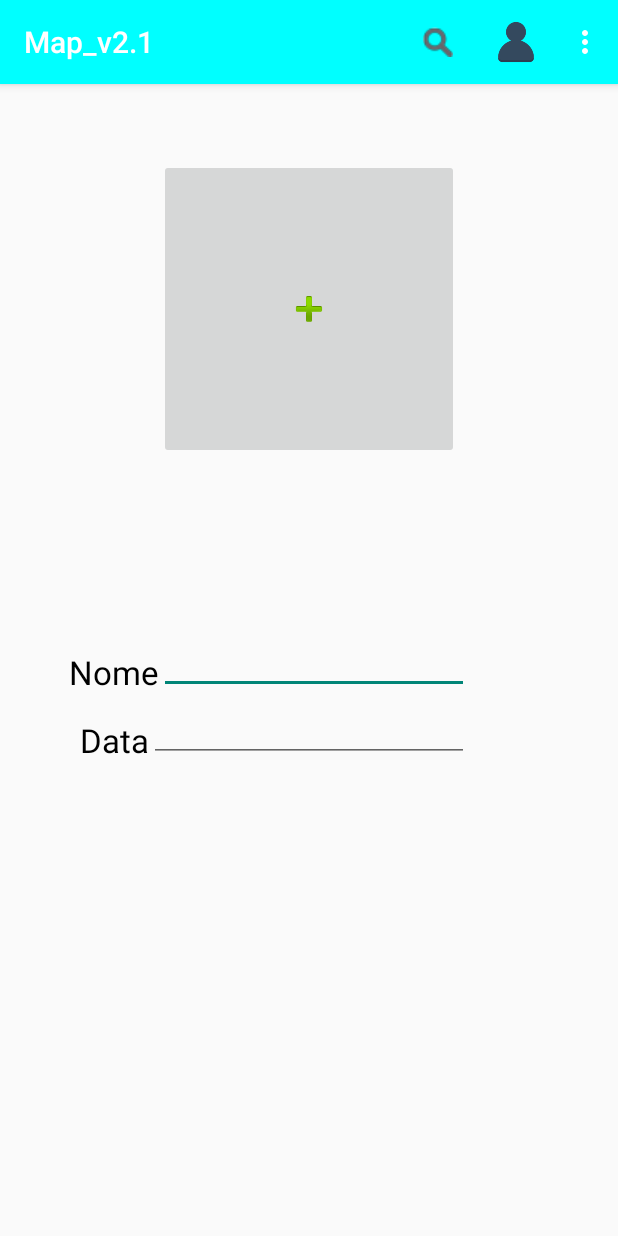
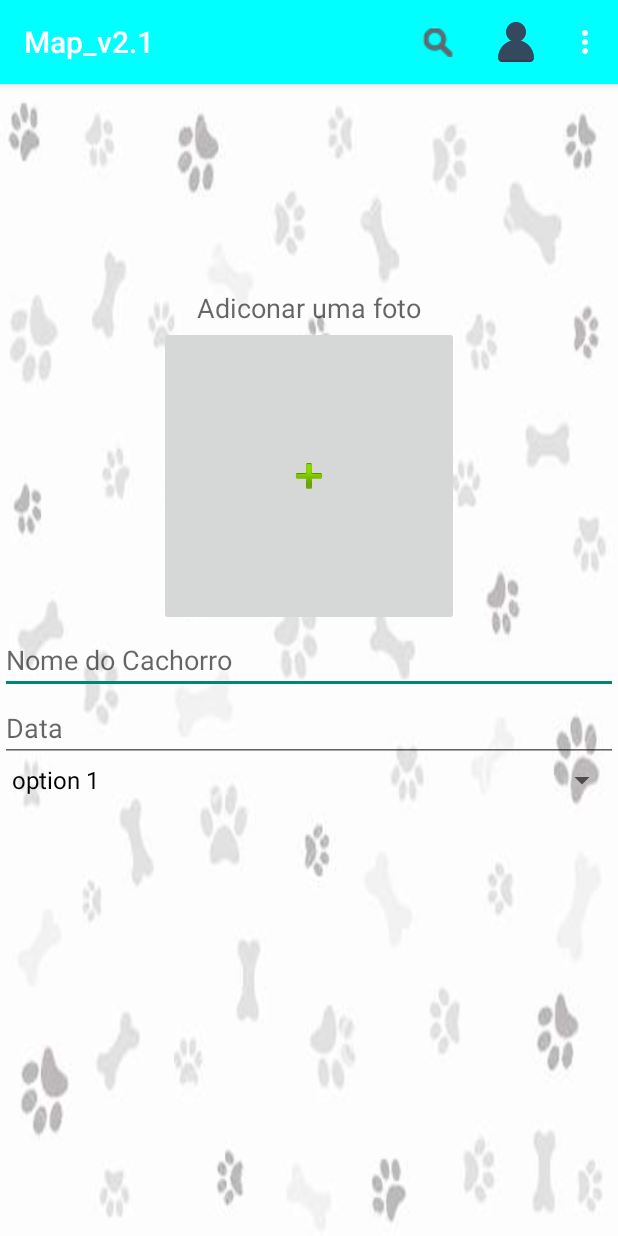
Before and after one commit to EndriwMichel/ForDog2.1, an Android app: the CadDog screen opened directly, with no data from a screen before it, on a phone screen of 412 x 824 dp. Run offline under Robolectric (Android 15) with nearby library versions, the phone set to English and light mode, and no system bars.

Commit message:
Commit tela de cadastro
uma pequena comitada da tela de cadastro

```diff
--- a/Map_v2.1/app/src/main/java/com/example/endriw/map_v21/CadDog.java
+++ b/Map_v2.1/app/src/main/java/com/example/endriw/map_v21/CadDog.java
@@ -1,14 +1,20 @@
 package com.example.endriw.map_v21;
 
+import android.app.DatePickerDialog;
 import android.os.Bundle;
 import android.support.v7.app.AppCompatActivity;
 import android.support.v7.widget.Toolbar;
 import android.view.Menu;
 import android.view.MenuItem;
+import android.widget.ArrayAdapter;
+import android.widget.DatePicker;
+import android.widget.Spinner;
+
 
 public class CadDog extends AppCompatActivity {
 
     public Toolbar toolbar;
+    private String array_spinner[];
 
     @Override
     protected void onCreate(Bundle savedInstanceState) {
@@ -16,6 +22,19 @@ public class CadDog extends AppCompatActivity {
         setContentView(R.layout.activity_cad_dog);
        // toolbar = (Toolbar) findViewById(R.id.dog_toolbar);
        // setSupportActionBar(toolbar);
+
+        array_spinner=new String[5];
+        array_spinner[0]="option 1";
+        array_spinner[1]="option 2";
+        array_spinner[2]="option 3";
+        array_spinner[3]="option 4";
+        array_spinner[4]="option 5";
+
+        Spinner s = (Spinner) findViewById(R.id.dogSpi);
+        ArrayAdapter adapter = new ArrayAdapter(this,
+                android.R.layout.simple_spinner_item, array_spinner);
+        s.setAdapter(adapter);
+
 
     }
 
@@ -44,4 +63,5 @@ public class CadDog extends AppCompatActivity {
     }
 
 
+
 }
--- a/Map_v2.1/app/src/main/res/layout/activity_cad_dog.xml
+++ b/Map_v2.1/app/src/main/res/layout/activity_cad_dog.xml
@@ -3,46 +3,28 @@
         xmlns:android="http://schemas.android.com/apk/res/android"
         android:orientation="vertical"
         android:layout_width="match_parent"
-        android:layout_height="match_parent">
+        android:layout_height="match_parent"
+        android:background="@drawable/back3">
 
 
     <ImageButton
             android:layout_width="200dp"
             android:layout_height="200dp"
             android:id="@+id/imageButton2"
-            android:layout_marginTop="50dp"
-            android:layout_centerHorizontal="true"
-            android:src="@android:drawable/ic_input_add"/>
-
-    <TextView
-        android:layout_width="wrap_content"
-        android:layout_height="wrap_content"
-        android:textAppearance="?android:attr/textAppearanceLarge"
-        android:text="Nome"
-        android:id="@+id/textNome"
-        android:layout_alignBottom="@+id/editText3"
-        android:layout_toLeftOf="@+id/editText3"
-        android:layout_toStartOf="@+id/editText3" />
+            android:src="@android:drawable/ic_input_add"
+        android:layout_above="@+id/editText3"
+        android:layout_centerHorizontal="true"
+        android:text="ok"/>
 
     <EditText
-        android:layout_width="wrap_content"
+        android:layout_width="match_parent"
         android:layout_height="wrap_content"
         android:id="@+id/editText3"
         android:layout_centerVertical="true"
-        android:layout_alignLeft="@+id/imageButton2"
-        android:layout_alignStart="@+id/imageButton2"
-        android:layout_alignRight="@+id/editText4"
-        android:layout_alignEnd="@+id/editText4" />
-
-    <TextView
-        android:layout_width="wrap_content"
-        android:layout_height="wrap_content"
-        android:textAppearance="?android:attr/textAppearanceLarge"
-        android:text="Data"
-        android:id="@+id/textData"
-        android:layout_alignBottom="@+id/editText4"
-        android:layout_toLeftOf="@+id/editText4"
-        android:layout_toStartOf="@+id/editText4" />
+        android:layout_alignParentRight="true"
+        android:layout_alignParentEnd="true"
+        android:textIsSelectable="false"
+        android:hint="Nome do Cachorro"/>
 
     <EditText
         android:layout_width="wrap_content"
@@ -51,7 +33,29 @@
         android:ems="10"
         android:id="@+id/editText4"
         android:layout_below="@+id/editText3"
+        android:layout_alignParentLeft="true"
+        android:layout_alignParentStart="true"
+        android:layout_alignParentRight="true"
+        android:layout_alignParentEnd="true"
+        android:hint="Data" />
+
+    <TextView
+        android:layout_width="wrap_content"
+        android:layout_height="wrap_content"
+        android:textAppearance="?android:attr/textAppearanceMedium"
+        android:text="Adiconar uma foto"
+        android:id="@+id/textView"
+        android:layout_above="@+id/imageButton2"
         android:layout_centerHorizontal="true" />
 
+    <Spinner android:id="@+id/dogSpi"
+             android:layout_width="match_parent"
+             android:layout_height="wrap_content"
+        android:layout_below="@+id/editText4"
+        android:layout_alignParentLeft="true"
+        android:layout_alignParentStart="true"
+       >
+
+    </Spinner>
 
 </RelativeLayout>
--- a/Map_v2.1/app/src/main/res/values/colors.xml
+++ b/Map_v2.1/app/src/main/res/values/colors.xml
@@ -6,4 +6,6 @@
     <color name="colorTest">#ffff0000</color>
     <color name="lightGreen">#00ffff</color>
     <color name="Black">#000000</color>
+    <color name="HighGren">#007854</color>
+
 </resources>
--- a/Map_v2.1/build.gradle
+++ b/Map_v2.1/build.gradle
@@ -5,7 +5,7 @@ buildscript {
         jcenter()
     }
     dependencies {
-        classpath 'com.android.tools.build:gradle:2.1.0'
+        classpath 'com.android.tools.build:gradle:2.1.2'
 
         // NOTE: Do not place your application dependencies here; they belong
         // in the individual module build.gradle files
```
Also changed, not shown: Map_v2.1/app/src/main/res/drawable/back3.jpg (added).
